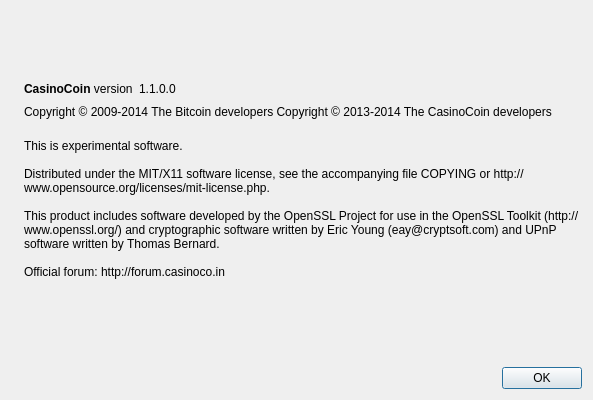
The window that src/qt/forms/aboutdialog.ui (transcoder/CasinoCoin) describes before a commit, drawn with Qt 5.
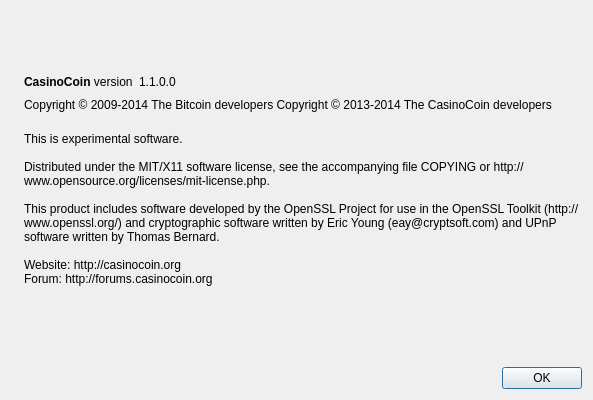
The same window after the commit. Icons and pictures are not drawn.

Commit message: Fixed about dialog old link to the forum, added link to the website (as we did on the github Readme)

```diff
--- a/src/qt/forms/aboutdialog.ui
+++ b/src/qt/forms/aboutdialog.ui
@@ -115,7 +115,8 @@
 
 This product includes software developed by the OpenSSL Project for use in the OpenSSL Toolkit (http://www.openssl.org/) and cryptographic software written by Eric Young (eay@cryptsoft.com) and UPnP software written by Thomas Bernard.
 
-Official forum: http://forum.casinoco.in
+Website: http://casinocoin.org
+Forum: http://forums.casinocoin.org
          </string>
        </property>
        <property name="wordWrap">
```
